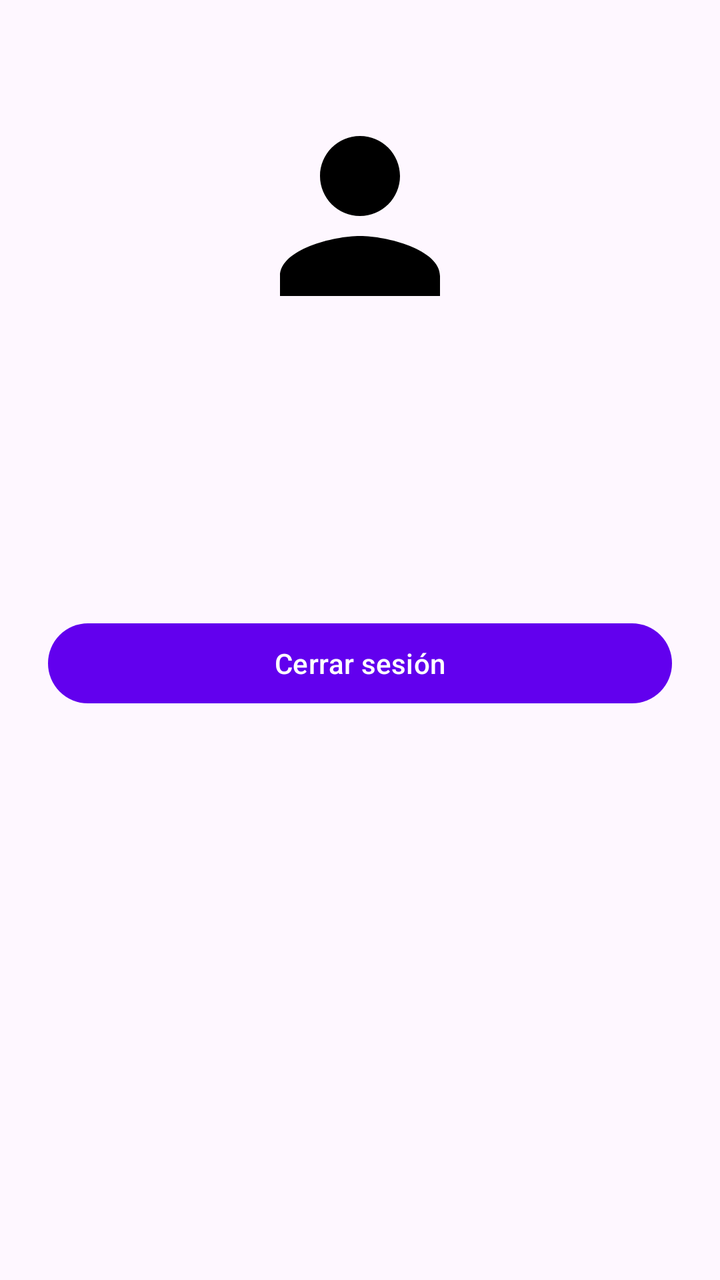
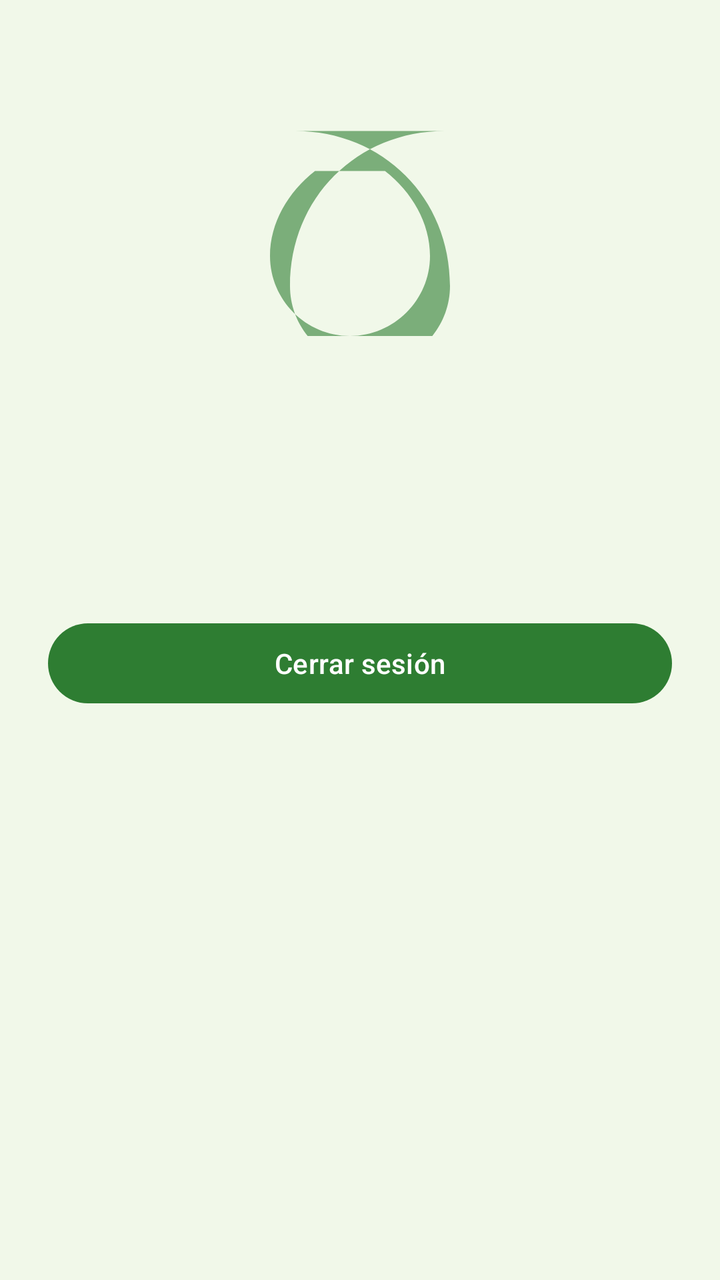

Two renders of the same Android screen: before a commit and after it. Below are the layout's source before the change and the commit's diff.
<!-- AndroidManifest.xml: application theme Theme.PlagueID -->
<!-- res/layout/fragment_profile.xml -->
<?xml version="1.0" encoding="utf-8"?>
<LinearLayout xmlns:android="http://schemas.android.com/apk/res/android"
    xmlns:app="http://schemas.android.com/apk/res-auto"
    android:layout_width="match_parent"
    android:layout_height="match_parent"
    android:orientation="vertical"
    android:gravity="center_horizontal"
    android:padding="24dp">

    <ImageView
        android:layout_width="120dp"
        android:layout_height="120dp"
        android:layout_marginTop="24dp"
        android:src="@drawable/ic_profile"
        android:contentDescription="@string/title_profile" />

    <TextView
        android:id="@+id/nameText"
        android:layout_width="wrap_content"
        android:layout_height="wrap_content"
        android:layout_marginTop="16dp"
        android:textSize="24sp"
        android:textStyle="bold" />

    <TextView
        android:id="@+id/emailText"
        android:layout_width="wrap_content"
        android:layout_height="wrap_content"
        android:layout_marginTop="8dp"
        android:textSize="16sp" />

    <TextView
        android:id="@+id/ageText"
        android:layout_width="wrap_content"
        android:layout_height="wrap_content"
        android:layout_marginTop="8dp"
        android:textSize="16sp" />

    <com.google.android.material.button.MaterialButton
        android:id="@+id/logoutButton"
        android:layout_width="match_parent"
        android:layout_height="wrap_content"
        android:layout_marginTop="32dp"
        android:text="@string/logout" />
</LinearLayout>
<!-- resources referenced by this layout -->
<resources>
  <!-- drawable ic_profile (drawable) -->
  <?xml version="1.0" encoding="utf-8"?>
  <vector xmlns:android="http://schemas.android.com/apk/res/android"
      android:width="24dp"
      android:height="24dp"
      android:viewportWidth="24"
      android:viewportHeight="24">
      <path
          android:fillColor="#000000"
          android:pathData="M12,12c2.21,0 4,-1.79 4,-4s-1.79,-4 -4,-4 -4,1.79 -4,4 1.79,4 4,4zM12,14c-2.67,0 -8,1.34 -8,4v2h16v-2c0,-2.66 -5.33,-4 -8,-4z" />
  </vector>
  <string name="logout">Cerrar sesión</string>
  <string name="title_profile">Perfil</string>
  <style name="Theme.PlagueID" parent="Theme.Material3.DayNight.NoActionBar">
          <item name="colorPrimary">@color/purple_500</item>
          <item name="colorPrimaryVariant">@color/purple_700</item>
          <item name="colorOnPrimary">@color/white</item>
          <item name="colorSecondary">@color/teal_200</item>
      </style>
  <color name="purple_500">#FF6200EE</color>
  <color name="purple_700">#FF3700B3</color>
  <color name="white">#FFFFFFFF</color>
  <color name="teal_200">#FF03DAC5</color>
</resources>

<!-- the commit's change to res/layout/fragment_profile.xml (unified diff, before → after) -->
@@ -11,7 +11,8 @@
         android:layout_width="120dp"
         android:layout_height="120dp"
         android:layout_marginTop="24dp"
-        android:src="@drawable/ic_profile"
+        android:src="@drawable/ic_leaf"
+        android:alpha="0.6"
         android:contentDescription="@string/title_profile" />
 
     <TextView
<!-- resource entries referenced after the edit -->
@@ -1,6 +1,6 @@
 <!-- resources referenced by this layout -->
 <resources>
-  <!-- drawable ic_profile (drawable) -->
+  <!-- drawable ic_leaf (drawable) -->
   <?xml version="1.0" encoding="utf-8"?>
   <vector xmlns:android="http://schemas.android.com/apk/res/android"
       android:width="24dp"
@@ -8,20 +8,24 @@
       android:viewportWidth="24"
       android:viewportHeight="24">
       <path
-          android:fillColor="#000000"
-          android:pathData="M12,12c2.21,0 4,-1.79 4,-4s-1.79,-4 -4,-4 -4,1.79 -4,4 1.79,4 4,4zM12,14c-2.67,0 -8,1.34 -8,4v2h16v-2c0,-2.66 -5.33,-4 -8,-4z" />
+          android:fillColor="#2E7D32"
+          android:pathData="M5.5,3.5c8.8,0 15.5,6.7 15.5,15.5 0,4.4 -3.6,8 -8,8 -4.4,0 -8,-3.6 -8,-8 0,-8.8 6.7,-15.5 15.5,-15.5z M7.5,7.5c-2.7,2.1 -4.5,5.2 -4.5,8.5 0,4.4 3.6,8 8,8 4.4,0 8,-3.6 8,-8 0,-3.3 -1.8,-6.4 -4.5,-8.5z" />
   </vector>
   <string name="logout">Cerrar sesión</string>
   <string name="title_profile">Perfil</string>
   <style name="Theme.PlagueID" parent="Theme.Material3.DayNight.NoActionBar">
-          <item name="colorPrimary">@color/purple_500</item>
-          <item name="colorPrimaryVariant">@color/purple_700</item>
+          <item name="colorPrimary">@color/leaf_green</item>
+          <item name="colorPrimaryVariant">@color/leaf_dark</item>
           <item name="colorOnPrimary">@color/white</item>
-          <item name="colorSecondary">@color/teal_200</item>
+          <item name="colorSecondary">@color/leaf_light</item>
+          <item name="android:windowBackground">@color/leaf_pale</item>
+          <item name="android:statusBarColor">@color/leaf_dark</item>
+          <item name="android:navigationBarColor">@color/leaf_pale</item>
       </style>
-  <color name="purple_500">#FF6200EE</color>
-  <color name="purple_700">#FF3700B3</color>
+  <color name="leaf_green">#FF2E7D32</color>
+  <color name="leaf_dark">#FF1B5E20</color>
   <color name="white">#FFFFFFFF</color>
-  <color name="teal_200">#FF03DAC5</color>
+  <color name="leaf_light">#FF8BC34A</color>
+  <color name="leaf_pale">#FFF1F8E9</color>
 </resources>
 
